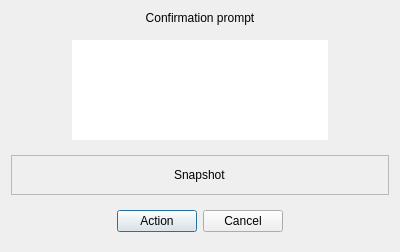
archesproject/arches-qgis, file arches_project/ui/resource_confirmation_dialog.ui: the form before one commit.
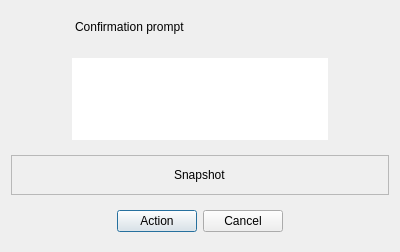
The form after the commit. Icons and pictures are not drawn.

Commit message: restrict confirmation text to messageLabel only

Patch:
```diff
--- a/arches_project/ui/resource_confirmation_dialog.ui
+++ b/arches_project/ui/resource_confirmation_dialog.ui
@@ -7,7 +7,7 @@
     <x>0</x>
     <y>0</y>
     <width>400</width>
-    <height>250</height>
+    <height>252</height>
    </rect>
   </property>
   <property name="windowTitle">
@@ -22,13 +22,81 @@
   </property>
   <layout class="QVBoxLayout" name="verticalLayout">
    <item>
-    <widget class="QLabel" name="messageLabel">
-     <property name="text">
-      <string>Confirmation prompt</string>
+    <widget class="QFrame" name="frame_3">
+     <property name="minimumSize">
+      <size>
+       <width>0</width>
+       <height>0</height>
+      </size>
      </property>
-     <property name="alignment">
-      <set>Qt::AlignCenter</set>
+     <property name="frameShape">
+      <enum>QFrame::NoFrame</enum>
      </property>
+     <property name="frameShadow">
+      <enum>QFrame::Raised</enum>
+     </property>
+     <layout class="QHBoxLayout" name="horizontalLayout_4">
+      <property name="leftMargin">
+       <number>9</number>
+      </property>
+      <property name="topMargin">
+       <number>9</number>
+      </property>
+      <property name="rightMargin">
+       <number>9</number>
+      </property>
+      <property name="bottomMargin">
+       <number>9</number>
+      </property>
+      <item>
+       <spacer name="horizontalSpacer_7">
+        <property name="orientation">
+         <enum>Qt::Horizontal</enum>
+        </property>
+        <property name="sizeHint" stdset="0">
+         <size>
+          <width>40</width>
+          <height>10</height>
+         </size>
+        </property>
+       </spacer>
+      </item>
+      <item>
+       <widget class="QLabel" name="messageLabel">
+        <property name="minimumSize">
+         <size>
+          <width>250</width>
+          <height>10</height>
+         </size>
+        </property>
+        <property name="text">
+         <string>Confirmation prompt</string>
+        </property>
+        <property name="alignment">
+         <set>Qt::AlignLeading|Qt::AlignLeft|Qt::AlignVCenter</set>
+        </property>
+        <property name="wordWrap">
+         <bool>true</bool>
+        </property>
+        <property name="margin">
+         <number>5</number>
+        </property>
+       </widget>
+      </item>
+      <item>
+       <spacer name="horizontalSpacer_8">
+        <property name="orientation">
+         <enum>Qt::Horizontal</enum>
+        </property>
+        <property name="sizeHint" stdset="0">
+         <size>
+          <width>50</width>
+          <height>10</height>
+         </size>
+        </property>
+       </spacer>
+      </item>
+     </layout>
     </widget>
    </item>
    <item>
@@ -57,8 +125,8 @@
        <widget class="QTextEdit" name="infoText">
         <property name="minimumSize">
          <size>
-          <width>0</width>
-          <height>100</height>
+          <width>40</width>
+          <height>10</height>
          </size>
         </property>
         <property name="maximumSize">
@@ -102,7 +170,7 @@
         <property name="sizeHint" stdset="0">
          <size>
           <width>40</width>
-          <height>40</height>
+          <height>20</height>
          </size>
         </property>
        </spacer>
```
The commit also changes 2 other files.
